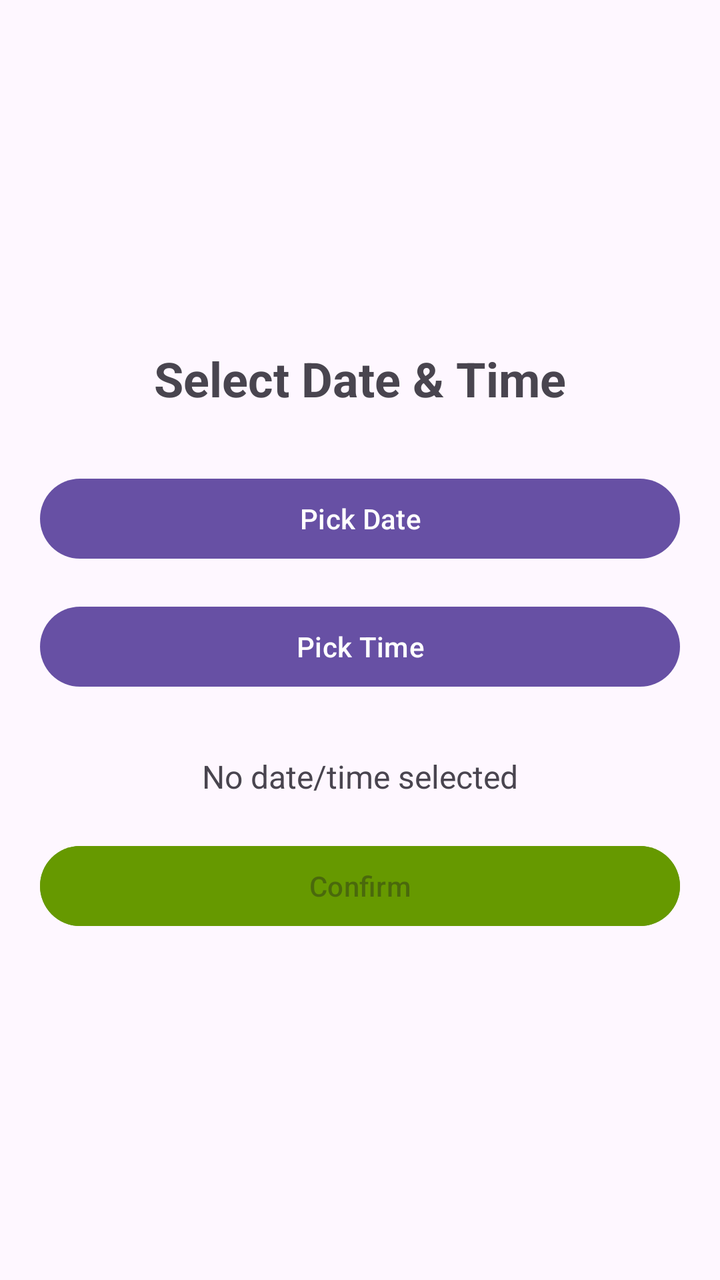
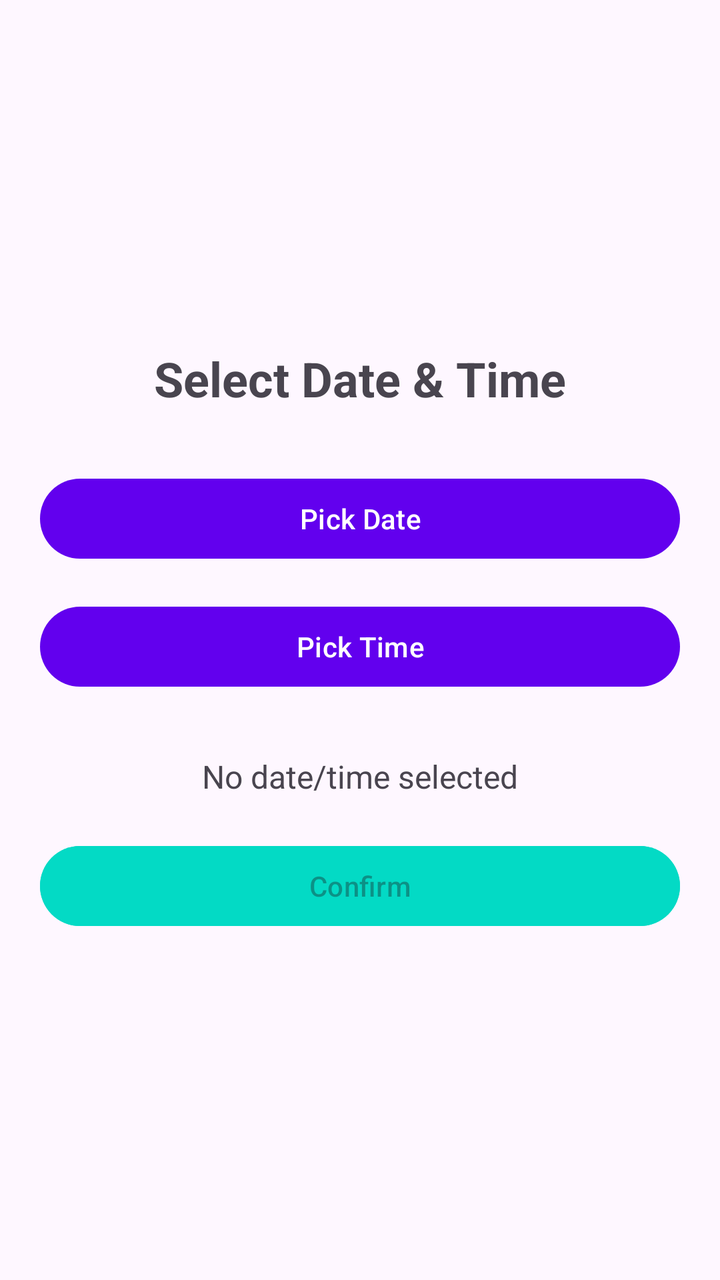

Compare the two renders of this Android layout. The source of the first and the diff that turns it into the second are given below.
<!-- AndroidManifest.xml: application theme Theme.HomeService -->
<!-- res/layout/activity_select_datetime.xml -->
<?xml version="1.0" encoding="utf-8"?>
<LinearLayout xmlns:android="http://schemas.android.com/apk/res/android"
    android:layout_width="match_parent"
    android:layout_height="match_parent"
    android:orientation="vertical"
    android:gravity="center"
    android:padding="20dp">

    <TextView
        android:layout_width="wrap_content"
        android:layout_height="wrap_content"
        android:text="Select Date &amp; Time"
        android:textSize="24sp"
        android:textStyle="bold"
        android:layout_marginBottom="30dp" />

    <Button
        android:id="@+id/btnPickDate"
        android:layout_width="match_parent"
        android:layout_height="wrap_content"
        android:text="Pick Date"
        android:layout_marginBottom="16dp" />

    <Button
        android:id="@+id/btnPickTime"
        android:layout_width="match_parent"
        android:layout_height="wrap_content"
        android:text="Pick Time"
        android:layout_marginBottom="30dp" />

    <TextView
        android:id="@+id/tvSelectedDateTime"
        android:layout_width="wrap_content"
        android:layout_height="wrap_content"
        android:text="No date/time selected"
        android:textSize="16sp"
        android:layout_marginBottom="20dp" />

    <Button
        android:id="@+id/btnConfirm"
        android:layout_width="match_parent"
        android:layout_height="wrap_content"
        android:text="Confirm"
        android:backgroundTint="@android:color/holo_green_dark"
        android:enabled="false" />

</LinearLayout>
<!-- resources referenced by this layout -->
<resources>
  <style name="Theme.HomeService" parent="Base.Theme.HomeService" />
  <style name="Base.Theme.HomeService" parent="Theme.Material3.DayNight.NoActionBar">
          
          
      </style>
</resources>

<!-- the commit's change to res/layout/activity_select_datetime.xml (unified diff, before → after) -->
@@ -41,7 +41,7 @@
         android:layout_width="match_parent"
         android:layout_height="wrap_content"
         android:text="Confirm"
-        android:backgroundTint="@android:color/holo_green_dark"
+        android:backgroundTint="@color/teal_200"
         android:enabled="false" />
 
 </LinearLayout>
<!-- resource entries referenced after the edit -->
@@ -1,9 +1,21 @@
 <!-- resources referenced by this layout -->
 <resources>
-  <style name="Theme.HomeService" parent="Base.Theme.HomeService" />
-  <style name="Base.Theme.HomeService" parent="Theme.Material3.DayNight.NoActionBar">
-          
-          
+  <color name="teal_200">#03DAC5</color>
+  <style name="Theme.HomeService" parent="Theme.Material3.DayNight.NoActionBar">
+          <item name="colorPrimary">@color/purple_500</item>
+          <item name="colorPrimaryVariant">@color/purple_700</item>
+          <item name="colorOnPrimary">@color/white</item>
+          <item name="colorSecondary">@color/teal_200</item>
+          <item name="colorSecondaryVariant">@color/teal_700</item>
+          <item name="colorOnSecondary">@color/black</item>
+          <item name="android:statusBarColor">?attr/colorPrimaryVariant</item>
+          <item name="android:windowLightStatusBar">true</item>
+          <item name="android:navigationBarColor">?android:attr/colorBackground</item>
       </style>
+  <color name="purple_500">#6200EE</color>
+  <color name="purple_700">#3700B3</color>
+  <color name="white">#FFFFFFFF</color>
+  <color name="teal_700">#018786</color>
+  <color name="black">#FF000000</color>
 </resources>
 
